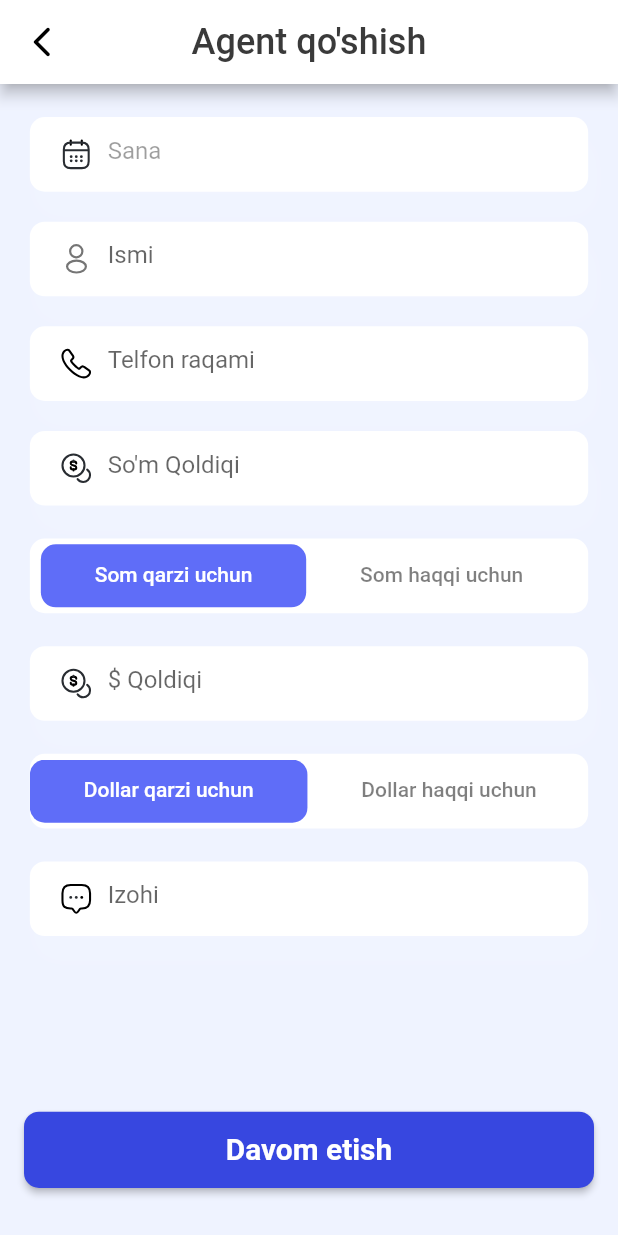
After one commit to Arabjonoff/N-Hisob, a Flutter app: the AddAgentScreen screen opened by its route, on a phone screen of 412 x 824 dp. The commit adds this screen. Run offline on Flutter 3.47's test engine with Material 2 defaults, Android fonts, the phone set to English and light mode, and no system bars; our stand-ins replace flutter_svg, hive, mask_text_input_formatter, pinput, rxdart; accounts and stored records are empty.

Commit message:
commit now

```diff
--- a/lib/src/router/router.dart
+++ b/lib/src/router/router.dart
@@ -1,7 +1,9 @@
 import 'package:flutter/material.dart';
 import 'package:n_hisob/src/ui/auth/login/login_screen.dart';
 import 'package:n_hisob/src/ui/auth/verfication/verfication_screen.dart';
+import 'package:n_hisob/src/ui/menu/agent/agent_sreen.dart';
 import 'package:n_hisob/src/ui/menu/home/home_screen.dart';
+import 'package:n_hisob/src/ui/menu/income/add_income_screen.dart';
 import 'package:n_hisob/src/ui/menu/income/income_screen.dart';
 import 'package:n_hisob/src/ui/menu/main_screen.dart';
 import 'package:n_hisob/src/ui/menu/outcome/outcome_screen.dart';
@@ -21,9 +23,13 @@ Route? onGenerator(RouteSettings settings){
       return _navigate(const VerificationScreen());
     case '/home':
       return _navigate(const HomeScreen());
+    case '/addIncome':
+      return _navigate(const AddIncomeScreen());
+    case '/addAgent':
+      return _navigate(const AddAgentScreen());
     case '/income':
-      return _navigate(const IncomeScreen());
-    case '/debt':
+      return _navigate(const AddIncomeScreen());
+    case '/outcome':
       return _navigate(const OutcomeScreen());
     case '/main':
       return _navigate(const MainScreen());
--- /dev/null
+++ b/lib/src/ui/menu/agent/agent_sreen.dart
@@ -0,0 +1,141 @@
+import 'package:flutter/material.dart';
+import 'package:n_hisob/src/theme/color/colors.dart';
+import 'package:n_hisob/src/theme/font_theme/font_style.dart';
+import 'package:n_hisob/src/utils/utils.dart';
+import 'package:n_hisob/src/widget/button/ontap_widget.dart';
+import 'package:n_hisob/src/widget/textfield/textfield_widget.dart';
+
+class AddAgentScreen extends StatefulWidget {
+  const AddAgentScreen({Key? key}) : super(key: key);
+
+  @override
+  State<AddAgentScreen> createState() => _AddAgentScreenState();
+}
+
+class _AddAgentScreenState extends State<AddAgentScreen> with TickerProviderStateMixin {
+  TextEditingController nameController = TextEditingController();
+  TextEditingController phoneController = TextEditingController();
+  TextEditingController commentController = TextEditingController();
+  TextEditingController sumController = TextEditingController();
+  TabController? _tabBarController;
+  TabController? _usdTabBarController;
+  List somData = [
+    'Som qarzi uchun',
+    'Som haqqi uchun',
+  ];
+  List somUsd = [
+    'Dollar qarzi uchun',
+    'Dollar haqqi uchun',
+  ];
+
+  @override
+  initState() {
+    _tabBarController = TabController(length: somData.length, vsync: this);
+    _usdTabBarController = TabController(length: somData.length, vsync: this);
+    super.initState();
+  }
+
+
+  @override
+  Widget build(BuildContext context) {
+    double w = Utils.getWidth(context);
+    double h = Utils.getHeight(context);
+    return Scaffold(
+      appBar: AppBar(
+        foregroundColor: AppColor.black,
+        backgroundColor: AppColor.white,
+        title: Text("Agent qo'shish",style: Styles.boldH4(AppColor.textColor),),
+      ),
+      backgroundColor: AppColor.background,
+      body: SafeArea(
+        child: Column(
+          children: [
+            Expanded(child: ListView(
+              children: [
+                const SizedBox(height: 12,),
+                TextFieldWidget(controller: TextEditingController(), icon: 'assets/icons/calendar.svg', hint: 'Sana',enables: false,),
+                TextFieldWidget(controller: nameController, icon: 'assets/icons/profile.svg', hint: 'Ismi'),
+                TextFieldWidget(controller: phoneController, icon: 'assets/icons/call.svg', hint: 'Telfon raqami',type: true,),
+                TextFieldWidget(controller: sumController, icon: 'assets/icons/coin.svg', hint: 'So\'m Qoldiqi',type: true,),
+                const SizedBox(height: 12,),
+                Container(
+                  alignment: Alignment.center,
+                  height: 50 * w,
+                  margin: EdgeInsets.symmetric(horizontal: 20 * w),
+                  decoration: BoxDecoration(
+                    borderRadius: BorderRadius.circular(10),
+                    color: AppColor.white,
+                  ),
+                  child: TabBar(
+                    onTap: (i) {},
+                    unselectedLabelColor: AppColor.black.withOpacity(0.5),
+                    isScrollable: true,
+                    indicatorColor: AppColor.lightPurple,
+                    labelColor: AppColor.white,
+                    indicator: ShapeDecoration(
+                      shape: RoundedRectangleBorder(
+                        borderRadius: BorderRadius.circular(10),
+                      ),
+                      color: AppColor.lightPurple,
+                    ),
+                    labelStyle: Styles.bodyP(AppColor.textColor, false),
+                    controller: _tabBarController,
+                    tabs: somData.map((e) {
+                      return Tab(
+                        height: 40,
+                        child: Padding(
+                          padding: EdgeInsets.symmetric(horizontal: 20.0 * w),
+                          child: Text(e),
+                        ),
+                      );
+                    }).toList(),
+                  ),
+                ),
+                const SizedBox(height: 12,),
+                TextFieldWidget(controller: sumController, icon: 'assets/icons/coin.svg', hint: '\$ Qoldiqi',type: true,),
+                const SizedBox(height: 12,),
+                Container(
+                  alignment: Alignment.center,
+                  height: 50 * w,
+                  margin: EdgeInsets.symmetric(horizontal: 20 * w),
+                  decoration: BoxDecoration(
+                    borderRadius: BorderRadius.circular(10),
+                    color: AppColor.white,
+                  ),
+                  child: TabBar(
+                    onTap: (i) {},
+                    unselectedLabelColor: AppColor.black.withOpacity(0.5),
+                    isScrollable: true,
+                    indicatorColor: AppColor.lightPurple,
+                    labelColor: AppColor.white,
+                    indicator: ShapeDecoration(
+                      shape: RoundedRectangleBorder(
+                        borderRadius: BorderRadius.circular(10),
+                      ),
+                      color: AppColor.lightPurple,
+                    ),
+                    labelStyle: Styles.bodyP(AppColor.textColor, false),
+                    controller: _usdTabBarController,
+                    tabs: somUsd.map((e) {
+                      return Tab(
+                        height: 40,
+                        child: Padding(
+                          padding: EdgeInsets.symmetric(horizontal: 20.0 * w),
+                          child: Text(e),
+                        ),
+                      );
+                    }).toList(),
+                  ),
+                ),
+                const SizedBox(height: 12,),
+                TextFieldWidget(controller: commentController, icon: 'assets/icons/message.svg', hint: 'Izohi'),
+              ],
+            ),),
+            OnTapWidget(title: "Davom etish", onTap: (){}),
+            const SizedBox(height: 32,),
+          ],
+        ),
+      ),
+    );
+  }
+}
--- a/lib/src/ui/menu/home/home_screen.dart
+++ b/lib/src/ui/menu/home/home_screen.dart
@@ -32,7 +32,7 @@ class _HomeScreenState extends State<HomeScreen> {
             Row(
               mainAxisAlignment: MainAxisAlignment.spaceAround,
               children: [
-            card("Agent qo'shish", 'assets/icons/users.svg', (){}),
+            card("Agent qo'shish", 'assets/icons/users.svg', () => Navigator.pushNamed(context, '/addAgent')),
             card("Kirim qo'shish", 'assets/icons/money.svg', () => Navigator.pushNamed(context, '/income')),
             card("Chiqim qo'shish", 'assets/icons/money_send.svg', (){}),
             card("Xarajat qo'shish", 'assets/icons/receipt.svg', (){}),
```
Also changed, not shown: lib/src/dialog/addcurrency/add_currency_dialog.dart (added, +34 -0 lines), lib/src/ui/menu/income/add_income_screen.dart (added, +184 -0 lines), lib/src/ui/menu/income/income_screen.dart (deleted, +0 -177 lines), lib/src/ui/menu/outcome/add_outcome_screen.dart (added, +17 -0 lines), 4 other files.
